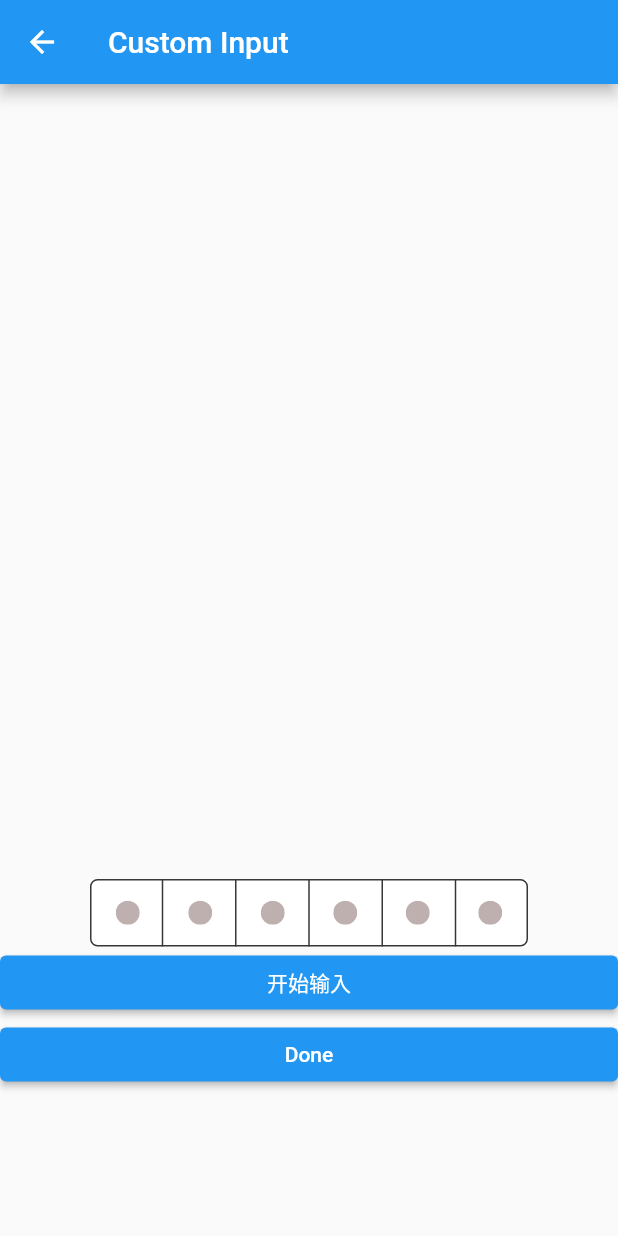
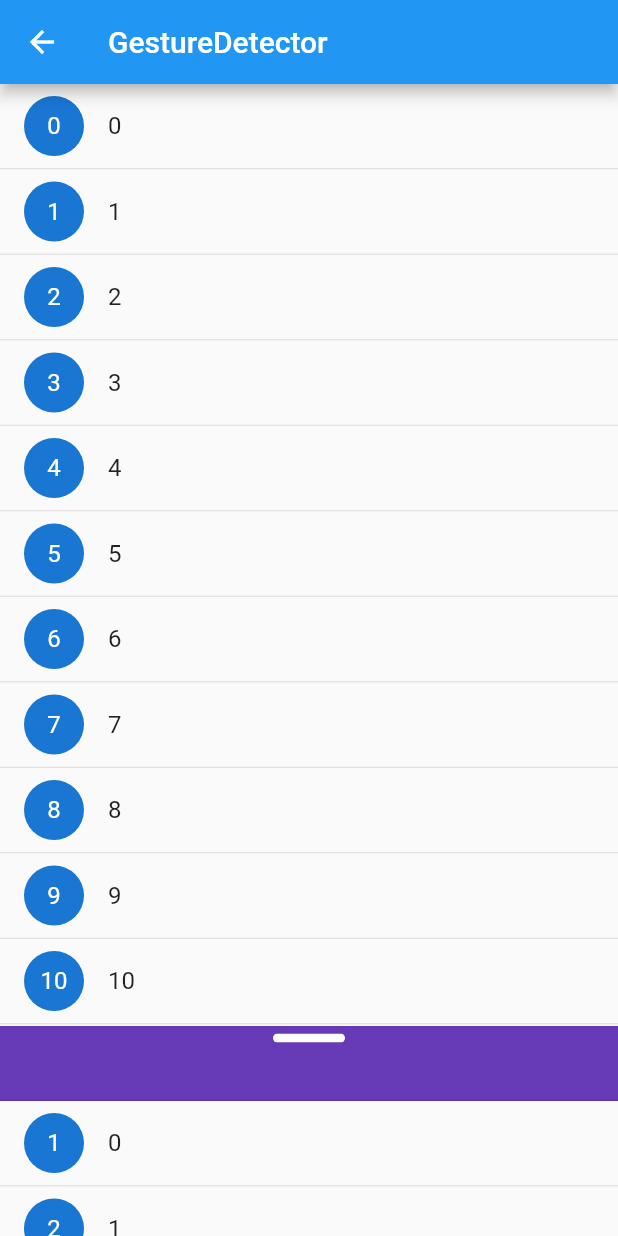
Before and after one commit to HeHuiqi/hq_flutter_study, a Flutter app: the screen it shows after launch, after a tap on an icon or button, on a phone screen of 412 x 824 dp. Run offline on Flutter 3.47's test engine with Material 2 defaults, Android fonts, the phone set to English and light mode, and no system bars; our stand-ins replace dio, pull_to_refresh.

Commit message:
add botoom drawer page

```diff
--- /dev/null
+++ b/lib/hq_gesture_detector.dart
@@ -0,0 +1,362 @@
+import 'dart:ui';
+
+import 'package:flutter/gestures.dart';
+import 'package:flutter/material.dart';
+
+class HqBottomDrawerPage extends StatefulWidget {
+  const HqBottomDrawerPage({super.key});
+
+  @override
+  State<HqBottomDrawerPage> createState() => _HqBottomDrawerPageState();
+}
+
+class _HqBottomDrawerPageState extends State<HqBottomDrawerPage> {
+  double drawerInitH = 160;
+  double drawerTopMinPadding = 80;
+  double bottomPadding = 0;
+  double showBodyHeight(MediaQueryData mediaQueryData, double drawerInitH) {
+    final viewInsets = window.padding;
+    final screenH = mediaQueryData.size.height;
+    return (screenH - viewInsets.top - 36) - viewInsets.bottom - drawerInitH;
+  }
+
+  @override
+  Widget build(BuildContext context) {
+    final mediaQueryData = MediaQuery.of(context);
+    double bodyHeight = showBodyHeight(mediaQueryData, drawerInitH);
+    return Scaffold(
+        appBar: AppBar(
+          title: Text('GestureDetector'),
+        ),
+        body: Center(
+            child: Column(
+          children: [
+            Stack(
+              children: [
+                Container(
+                    padding: EdgeInsets.only(bottom: bottomPadding),
+                    height: bodyHeight,
+                    child: ListView.builder(
+                        itemCount: 30,
+                        itemBuilder: ((context, index) {
+                          return Column(children: [
+                            ListTile(
+                              onTap: () {},
+                              title: Text(index.toString()),
+                              leading: CircleAvatar(
+                                child: Text(index.toString()),
+                              ),
+                            ),
+                            Divider(
+                              height: 1,
+                            )
+                          ]);
+                        }))),
+                HqBottomDrawer(
+                  drawerMinHeight: drawerInitH,
+                  topMinPadding: drawerTopMinPadding,
+                  mediaQueryData: mediaQueryData,
+                  onDrawerHeightUpdate: (value) {
+                    setState(() {
+                      bottomPadding = value - drawerInitH;
+                    });
+                  },
+                ),
+              ],
+            )
+          ],
+        )));
+  }
+}
+
+/// HqBottomDrawer
+///
+/// [drawerTopHeadeHeight] must be <= [drawerMinHeight]
+///
+class HqBottomDrawer extends StatefulWidget {
+  /// The drawer init height
+  final double drawerMinHeight;
+
+  /// The drawer init top padding
+  final double topMinPadding;
+
+  /// The draw top header height
+  final double drawerTopHeadeHeight;
+  final MediaQueryData? mediaQueryData;
+  final ValueChanged<double>? onDrawerPddingUpdate;
+  final ValueChanged<double>? onDrawerHeightUpdate;
+  HqBottomDrawer({
+    super.key,
+    this.drawerMinHeight = 50,
+    this.topMinPadding = 50,
+    this.drawerTopHeadeHeight = 50,
+    this.mediaQueryData,
+    this.onDrawerHeightUpdate,
+    this.onDrawerPddingUpdate,
+  });
+
+  @override
+  State<HqBottomDrawer> createState() => _HqBottomDrawerState();
+}
+
+class _HqBottomDrawerState extends State<HqBottomDrawer>
+    with SingleTickerProviderStateMixin {
+  ScrollController scrollController = ScrollController();
+  late ScrollPhysics physics;
+
+  /// The drawer's init content height is widget's [HqBottomDrawer.drawerMinHeight], it is will change when user scroll the drawer
+  double _contentH = 0;
+  double _topPadding = 0;
+  double _maxTopPadding = 0;
+  double _maxContentHeight = 0;
+  late Animation<double> paddingAnimation;
+  late Animation<double> heightAnimation;
+  late AnimationController animationController;
+
+  double getShowBodyHeight() {
+    Size screenSize = window.physicalSize;
+    WindowPadding viewInsets = window.padding;
+    if (widget.mediaQueryData != null) {
+      screenSize = widget.mediaQueryData!.size;
+      return (screenSize.height - viewInsets.top - 36) - viewInsets.bottom;
+    }
+    return (screenSize.height / 2.0 - viewInsets.top - 36) - viewInsets.bottom;
+  }
+
+  @override
+  void initState() {
+    physics = NeverScrollableScrollPhysics();
+    animationController = AnimationController(
+        duration: const Duration(milliseconds: 100), vsync: this);
+    _contentH = widget.drawerMinHeight;
+    double bodyHeight = getShowBodyHeight();
+    _maxContentHeight = bodyHeight - widget.topMinPadding;
+    _maxTopPadding = bodyHeight - widget.drawerMinHeight;
+
+    _topPadding = _maxTopPadding;
+
+    scrollController.addListener(() {
+      // if (scrollController.offset <= 0) {
+      //   setState(() {
+      //     scrollController.animateTo(0, duration: Duration(seconds: 0), curve: Curves.easeIn);
+      //     scrollController.jumpTo(0);
+      //     physics = NeverScrollableScrollPhysics();
+      //   });
+      // }
+    });
+    super.initState();
+  }
+
+  void animateDrawer() {
+    double bodyHeight = getShowBodyHeight();
+    bool isTop = _contentH > (bodyHeight / 2.0) ? true : false;
+    final CurvedAnimation curve =
+        new CurvedAnimation(parent: animationController, curve: Curves.easeOut);
+    paddingAnimation = Tween<double>(
+            begin: _contentH,
+            end: isTop ? _maxContentHeight : widget.drawerMinHeight)
+        .animate(curve)
+      ..addListener(() {
+        setState(() {
+          _contentH = paddingAnimation.value;
+          if (widget.onDrawerHeightUpdate != null) {
+            widget.onDrawerHeightUpdate!(_contentH);
+          }
+        });
+      });
+    heightAnimation = Tween<double>(
+            begin: _topPadding,
+            end: isTop ? widget.topMinPadding : _maxTopPadding)
+        .animate(curve)
+      ..addListener(() {
+        setState(() {
+          _topPadding = heightAnimation.value;
+
+          if (widget.onDrawerPddingUpdate != null) {
+            widget.onDrawerPddingUpdate!(_topPadding);
+          }
+        });
+      });
+    animationController.reset();
+    animationController.forward();
+  }
+
+  @override
+  void dispose() {
+    scrollController.dispose();
+    animationController.dispose();
+
+    super.dispose();
+  }
+
+  @override
+  Widget build(BuildContext context) {
+    return Container(
+      padding: EdgeInsets.only(top: _topPadding),
+      child: GestureDetector(
+        child: Container(
+            // color: Colors.white,
+            height: _contentH,
+            child: Column(
+              children: [
+                Container(
+                  color: Colors.deepPurple,
+                  padding: EdgeInsets.only(top: 5),
+                  child: Container(
+                      // color: Colors.blue,
+                      child: Column(
+                    mainAxisSize: MainAxisSize.min,
+                    mainAxisAlignment: MainAxisAlignment.spaceBetween,
+                    children: [
+                      ClipRRect(
+                          borderRadius: BorderRadius.circular(5),
+                          child: Container(
+                            width: 48,
+                            height: 6,
+                            color: Colors.white,
+                          )),
+                      Divider(
+                        height: 1.0,
+                      ),
+                    ],
+                  )),
+                  height: widget.drawerTopHeadeHeight > widget.drawerMinHeight
+                      ? widget.drawerMinHeight
+                      : widget.drawerTopHeadeHeight,
+                ),
+                Expanded(
+                    child: ListView.builder(
+                        controller: scrollController,
+                        physics: physics,
+                        itemCount: 30,
+                        itemBuilder: ((context, index) {
+                          return Column(
+                            children: [
+                              ListTile(
+                                title: Text(index.toString()),
+                                leading: CircleAvatar(
+                                  child: Text((index + 1).toString()),
+                                ),
+                                onTap: () {
+                                  print('drawer list item click:$index');
+                                },
+                              ),
+                              Divider(
+                                height: 1.0,
+                              ),
+                            ],
+                          );
+                        }))),
+              ],
+            )),
+        onVerticalDragCancel: () {},
+        onVerticalDragStart: (details) {
+          // print('onVerticalDragStart-globalPosition:${details.globalPosition}');
+          // print('onVerticalDragStart-localPosition:${details.localPosition}');
+        },
+        onVerticalDragUpdate: (details) {
+          // print('onVerticalDragUpdate-globalPosition:${details.globalPosition}');
+          // print('onVerticalDragUpdate-localPosition:${details.localPosition}');
+          // print('onVerticalDragUpdate-localPosition:${details.delta}');
+          setState(() {
+            _contentH -= details.delta.dy;
+            if (_contentH >= _maxContentHeight) {
+              _contentH = _maxContentHeight;
+            }
+            if (_contentH <= widget.drawerMinHeight) {
+              _contentH = widget.drawerMinHeight;
+            }
+
+            _topPadding += details.delta.dy;
+
+            if (_topPadding <= widget.topMinPadding) {
+              _topPadding = widget.topMinPadding;
+            }
+            if (_topPadding >= _maxTopPadding) {
+              _topPadding = _maxTopPadding;
+            }
+            if (widget.onDrawerHeightUpdate != null) {
+              widget.onDrawerHeightUpdate!(_contentH);
+            }
+            if (widget.onDrawerPddingUpdate != null) {
+              widget.onDrawerPddingUpdate!(_topPadding);
+            }
+          });
+        },
+        onVerticalDragEnd: (details) {
+          // print('onVerticalDragEnd-primaryVelocity:${details.primaryVelocity}');
+          // print('onVerticalDragEnd-velocity:${details.velocity}');
+          setState(() {
+            if (_contentH >= _maxContentHeight) {
+              physics = AlwaysScrollableScrollPhysics();
+            } else {
+              // scrollController.animateTo(0, duration: Duration(milliseconds: 100), curve: Curves.easeIn);
+              scrollController.jumpTo(0);
+              physics = NeverScrollableScrollPhysics();
+            }
+          });
+          animateDrawer();
+        },
+      ),
+    );
+  }
+}
+
+class HqRawGestureDetector extends StatefulWidget {
+  const HqRawGestureDetector({super.key});
+
+  @override
+  State<HqRawGestureDetector> createState() => _HqRawGestureDetectorState();
+}
+
+class _HqRawGestureDetectorState extends State<HqRawGestureDetector> {
+  String _last = 'init';
+  @override
+  Widget build(BuildContext context) {
+    return Container(
+        child: RawGestureDetector(
+      gestures: <Type, GestureRecognizerFactory>{
+        TapGestureRecognizer:
+            GestureRecognizerFactoryWithHandlers<TapGestureRecognizer>(
+          () {
+            return TapGestureRecognizer();
+          },
+          (TapGestureRecognizer instance) {
+            instance.onTapDown = (TapDownDetails details) {
+              print('down');
+              setState(() {
+                _last = 'down';
+              });
+            };
+            instance.onTapUp = (TapUpDetails details) {
+              print('up');
+              setState(() {
+                _last = 'up';
+              });
+            };
+            instance.onTap = () {
+              print('tap');
+              setState(() {
+                _last = 'tap';
+              });
+            };
+            instance.onTapCancel = () {
+              print('cancel');
+              setState(() {
+                _last = 'cancel';
+              });
+            };
+          },
+        ),
+      },
+      child: Container(
+          width: 200.0,
+          height: 200.0,
+          color: Colors.yellow,
+          child: Text(
+            _last,
+            textAlign: TextAlign.center,
+          )),
+    ));
+  }
+}
--- a/lib/hq_office_animation.dart
+++ b/lib/hq_office_animation.dart
@@ -88,11 +88,13 @@ class _DraggableCardState extends State<DraggableCard>
   @override
   Widget build(BuildContext context) {
     final size = MediaQuery.of(context).size;
+    // print('size:$size');
     return GestureDetector(
       onPanDown: (details) {
         _controller.stop();
       },
       onPanUpdate: (details) {
+        print('details:${details.delta}');
         setState(() {
           _dragAlignment += Alignment(
             details.delta.dx / (size.width / 2),
--- a/lib/hq_study_list.dart
+++ b/lib/hq_study_list.dart
@@ -22,6 +22,8 @@ import 'hq_focus_demo.dart';
 import 'hq_custom_ps_input.dart';
 import 'hq_login_page.dart';
 import 'hq_key_board_toolbar.dart';
+import 'hq_gesture_detector.dart';
+import 'hq_animation.dart';
 
 class HqSutdyApp extends StatelessWidget {
   const HqSutdyApp({super.key});
@@ -58,6 +60,8 @@ class HqBody extends StatefulWidget {
   final List<Widget> studyItems = [
     HqGridViewPage(),
     HqAlertPage(),
+    HqBottomDrawerPage(),
+    HqAnimationPage(),
     HqCustomPasswodInputPage(),
     HqLoginPage(),
     HqLoginToolBarPage(),
@@ -144,7 +148,7 @@ class _HqBodyState extends State<HqBody> {
             children: _createItems(),
           ),
         )),
-        Text(isScrollTopBottom ? 'footer' : '')
+        isScrollTopBottom ? Text('footer') : Container(),
       ],
     );
   }
```
Also changed, not shown: lib/hq_animation.dart (added, +65 -0 lines), lib/hq_key_board_toolbar.dart (+85 -8 lines).
